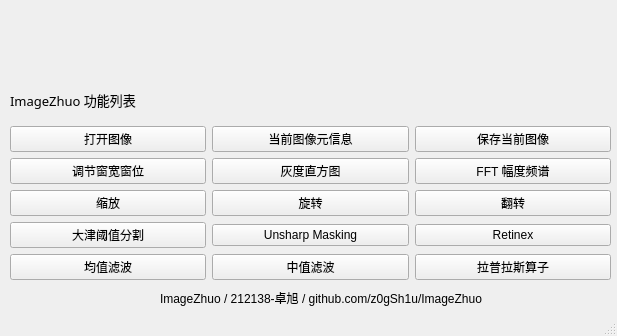
First picture: the form in ui/MainWindow.ui, repository z0gSh1u/ImageZhuo, before the edit.
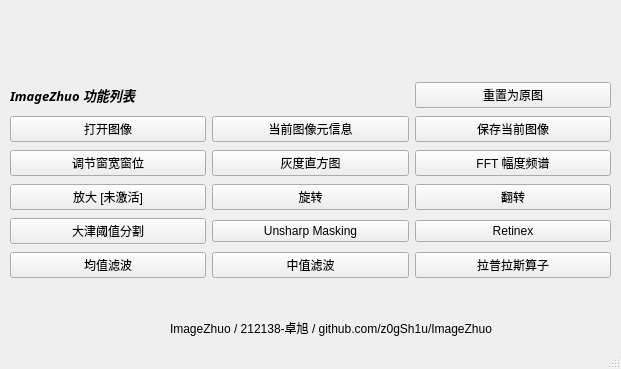
Second picture: the form after the edit. Icons and pictures are not drawn.

What changed in the file:
```diff
--- a/ui/MainWindow.ui
+++ b/ui/MainWindow.ui
@@ -6,10 +6,16 @@
    <rect>
     <x>0</x>
     <y>0</y>
-    <width>617</width>
-    <height>336</height>
+    <width>621</width>
+    <height>369</height>
    </rect>
   </property>
+  <property name="sizePolicy">
+   <sizepolicy hsizetype="Fixed" vsizetype="Fixed">
+    <horstretch>0</horstretch>
+    <verstretch>0</verstretch>
+   </sizepolicy>
+  </property>
   <property name="windowTitle">
    <string>ImageZhuo / 212138-卓旭 @ github.com/z0gSh1u/ImageZhuo</string>
   </property>
@@ -24,7 +30,7 @@
       <x>10</x>
       <y>80</y>
       <width>601</width>
-      <height>200</height>
+      <height>205</height>
      </rect>
     </property>
     <layout class="QGridLayout" name="gridLayout">
@@ -52,7 +58,7 @@
      <item row="3" column="0">
       <widget class="QPushButton" name="btn_zoom">
        <property name="text">
-        <string>缩放</string>
+        <string>放大 [未激活]</string>
        </property>
       </widget>
      </item>
@@ -139,6 +145,10 @@
         <font>
          <family>微软雅黑</family>
          <pointsize>10</pointsize>
+         <weight>75</weight>
+         <italic>true</italic>
+         <bold>true</bold>
+         <underline>false</underline>
         </font>
        </property>
        <property name="text">
@@ -146,13 +156,20 @@
        </property>
       </widget>
      </item>
+     <item row="0" column="2">
+      <widget class="QPushButton" name="btn_reset">
+       <property name="text">
+        <string>重置为原图</string>
+       </property>
+      </widget>
+     </item>
     </layout>
    </widget>
    <widget class="QLabel" name="label_2">
     <property name="geometry">
      <rect>
-      <x>160</x>
-      <y>290</y>
+      <x>170</x>
+      <y>320</y>
       <width>451</width>
       <height>16</height>
      </rect>
@@ -177,6 +194,22 @@
      <pixmap resource="MainWindow.qrc">:/banner/asset/banner.png</pixmap>
     </property>
    </widget>
+   <widget class="QLabel" name="lbl_busy">
+    <property name="geometry">
+     <rect>
+      <x>30</x>
+      <y>300</y>
+      <width>51</width>
+      <height>41</height>
+     </rect>
+    </property>
+    <property name="text">
+     <string/>
+    </property>
+    <property name="pixmap">
+     <pixmap resource="MainWindow.qrc">:/icon/asset/hourglass.png</pixmap>
+    </property>
+   </widget>
   </widget>
   <widget class="QStatusBar" name="statusbar"/>
  </widget>
```
